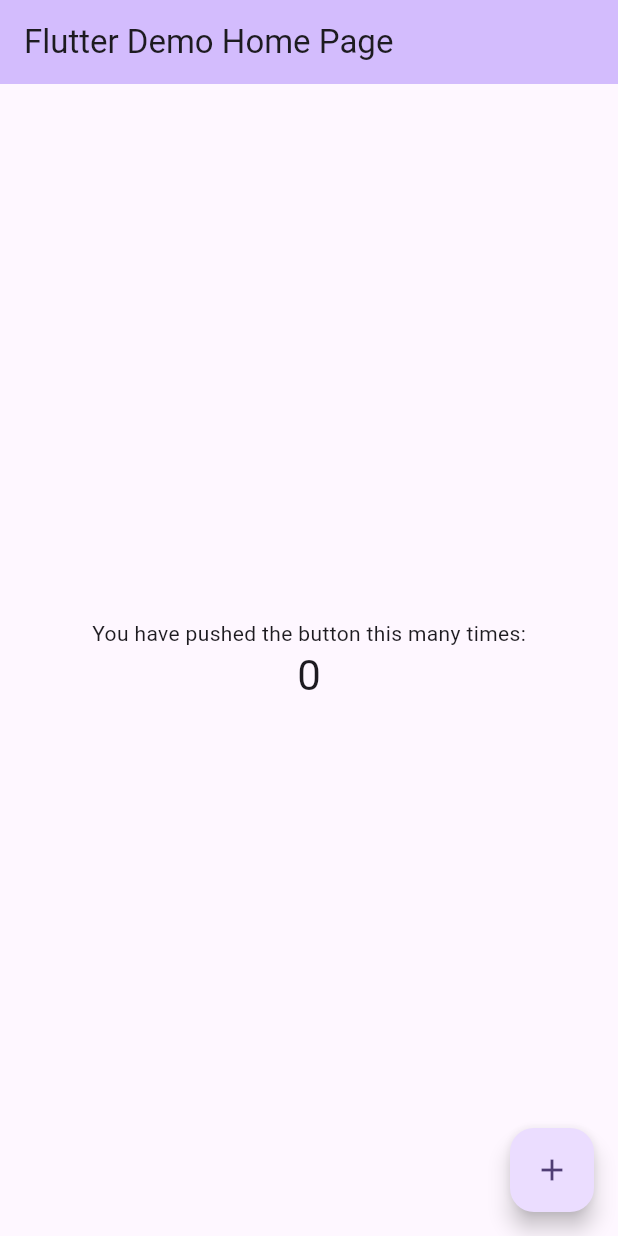
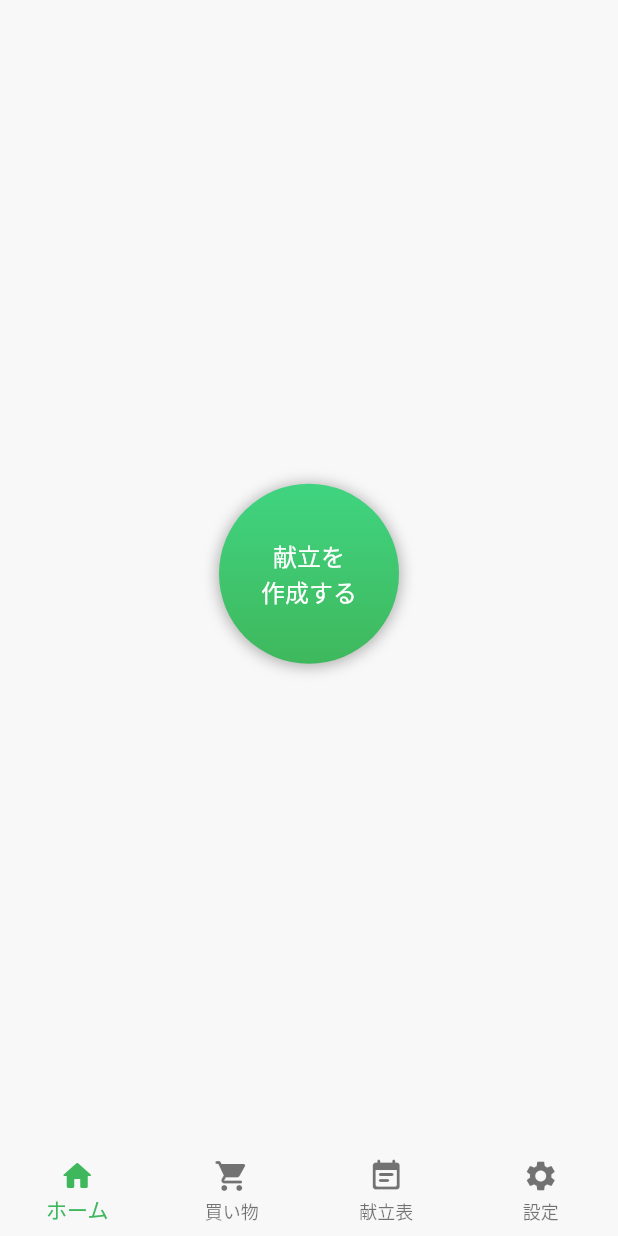
Before and after one commit to TakamiNakajima/meal_ai, a Flutter app: the screen it shows after launch, on a phone screen of 412 x 824 dp. Run offline on Flutter 3.47's test engine with Material 3 defaults, Android fonts, the phone set to English and light mode, and no system bars.

Commit message:
基本実装

```diff
--- a/lib/main.dart
+++ b/lib/main.dart
@@ -1,4 +1,10 @@
 import 'package:flutter/material.dart';
+import 'package:meal_ai/style/color.dart';
+import 'package:meal_ai/util/screen_util.dart';
+import 'package:meal_ai/view/shopping_page.dart';
+import 'package:meal_ai/view/home_page.dart';
+import 'package:meal_ai/view/menu_page.dart';
+import 'package:meal_ai/view/setting_page.dart';
 
 void main() {
   runApp(const MyApp());
@@ -7,119 +13,80 @@ void main() {
 class MyApp extends StatelessWidget {
   const MyApp({super.key});
 
-  // This widget is the root of your application.
   @override
   Widget build(BuildContext context) {
+    ScreenUtil.initialize(context);
+
     return MaterialApp(
-      title: 'Flutter Demo',
+      debugShowCheckedModeBanner: false,
       theme: ThemeData(
-        // This is the theme of your application.
-        //
-        // TRY THIS: Try running your application with "flutter run". You'll see
-        // the application has a blue toolbar. Then, without quitting the app,
-        // try changing the seedColor in the colorScheme below to Colors.green
-        // and then invoke "hot reload" (save your changes or press the "hot
-        // reload" button in a Flutter-supported IDE, or press "r" if you used
-        // the command line to start the app).
-        //
-        // Notice that the counter didn't reset back to zero; the application
-        // state is not lost during the reload. To reset the state, use hot
-        // restart instead.
-        //
-        // This works for code too, not just values: Most code changes can be
-        // tested with just a hot reload.
-        colorScheme: ColorScheme.fromSeed(seedColor: Colors.deepPurple),
-        useMaterial3: true,
+        primaryColor: AppColor.darkGreen,
+        useMaterial3: false,
       ),
-      home: const MyHomePage(title: 'Flutter Demo Home Page'),
+      home: const MyHomePage(),
     );
   }
 }
 
 class MyHomePage extends StatefulWidget {
-  const MyHomePage({super.key, required this.title});
-
-  // This widget is the home page of your application. It is stateful, meaning
-  // that it has a State object (defined below) that contains fields that affect
-  // how it looks.
-
-  // This class is the configuration for the state. It holds the values (in this
-  // case the title) provided by the parent (in this case the App widget) and
-  // used by the build method of the State. Fields in a Widget subclass are
-  // always marked "final".
-
-  final String title;
+  const MyHomePage({super.key});
 
   @override
   State<MyHomePage> createState() => _MyHomePageState();
 }
 
 class _MyHomePageState extends State<MyHomePage> {
-  int _counter = 0;
+  int _currentIndex = 0;
 
-  void _incrementCounter() {
-    setState(() {
-      // This call to setState tells the Flutter framework that something has
-      // changed in this State, which causes it to rerun the build method below
-      // so that the display can reflect the updated values. If we changed
-      // _counter without calling setState(), then the build method would not be
-      // called again, and so nothing would appear to happen.
-      _counter++;
-    });
-  }
+  final List<Widget> _pages = [
+    const ShoppingPage(),
+    const CalendarPage(),
+    const MenuPage(),
+    const SettingPage(),
+  ];
 
   @override
   Widget build(BuildContext context) {
-    // This method is rerun every time setState is called, for instance as done
-    // by the _incrementCounter method above.
-    //
-    // The Flutter framework has been optimized to make rerunning build methods
-    // fast, so that you can just rebuild anything that needs updating rather
-    // than having to individually change instances of widgets.
     return Scaffold(
-      appBar: AppBar(
-        // TRY THIS: Try changing the color here to a specific color (to
-        // Colors.amber, perhaps?) and trigger a hot reload to see the AppBar
-        // change color while the other colors stay the same.
-        backgroundColor: Theme.of(context).colorScheme.inversePrimary,
-        // Here we take the value from the MyHomePage object that was created by
-        // the App.build method, and use it to set our appbar title.
-        title: Text(widget.title),
+      body: IndexedStack(
+        index: _currentIndex,
+        children: _pages,
       ),
-      body: Center(
-        // Center is a layout widget. It takes a single child and positions it
-        // in the middle of the parent.
-        child: Column(
-          // Column is also a layout widget. It takes a list of children and
-          // arranges them vertically. By default, it sizes itself to fit its
-          // children horizontally, and tries to be as tall as its parent.
-          //
-          // Column has various properties to control how it sizes itself and
-          // how it positions its children. Here we use mainAxisAlignment to
-          // center the children vertically; the main axis here is the vertical
-          // axis because Columns are vertical (the cross axis would be
-          // horizontal).
-          //
-          // TRY THIS: Invoke "debug painting" (choose the "Toggle Debug Paint"
-          // action in the IDE, or press "p" in the console), to see the
-          // wireframe for each widget.
-          mainAxisAlignment: MainAxisAlignment.center,
-          children: <Widget>[
-            const Text(
-              'You have pushed the button this many times:',
-            ),
-            Text(
-              '$_counter',
-              style: Theme.of(context).textTheme.headlineMedium,
-            ),
-          ],
-        ),
+      bottomNavigationBar: Stack(
+        alignment: Alignment.center,
+        children: [
+          BottomNavigationBar(
+            elevation: 0,
+            fixedColor: AppColor.darkGreen,
+            backgroundColor: AppColor.bgWhite,
+            type: BottomNavigationBarType.fixed,
+            items: const <BottomNavigationBarItem>[
+              BottomNavigationBarItem(
+                icon: Icon(Icons.home_rounded),
+                label: 'ホーム',
+              ),
+              BottomNavigationBarItem(
+                icon: Icon(Icons.shopping_cart_rounded),
+                label: '買い物',
+              ),
+              BottomNavigationBarItem(
+                icon: Icon(Icons.event_note_rounded),
+                label: '献立表',
+              ),
+              BottomNavigationBarItem(
+                icon: Icon(Icons.settings),
+                label: '設定',
+              ),
+            ],
+            currentIndex: _currentIndex,
+            onTap: (index) {
+              setState(() {
+                _currentIndex = index;
+              });
+            },
+          ),
+        ],
       ),
-      floatingActionButton: FloatingActionButton(
-        onPressed: _incrementCounter,
-        tooltip: 'Increment',
-        child: const Icon(Icons.add),
-      ), // This trailing comma makes auto-formatting nicer for build methods.
     );
   }
 }
--- /dev/null
+++ b/lib/style/color.dart
@@ -0,0 +1,10 @@
+import 'package:flutter/material.dart';
+
+class AppColor {
+  static const white = Color(0xFFFFFFFF);
+  static const black = Color(0xFF000000);
+  static const lightGray = Color(0xFFFAFAFA);
+  static const lightGreen = Color(0xFF40D480);
+  static const darkGreen = Color(0xFF3FB85D);
+  static const bgWhite = Color(0xFFF8F8F8);
+}
--- /dev/null
+++ b/lib/util/screen_util.dart
@@ -0,0 +1,11 @@
+import 'package:flutter/material.dart';
+
+class ScreenUtil {
+  static double width = 0;
+  static double height = 0;
+
+  static void initialize(BuildContext context) {
+    width = MediaQuery.of(context).size.width;
+    height = MediaQuery.of(context).size.height;
+  }
+}
--- /dev/null
+++ b/lib/view/home_page.dart
@@ -0,0 +1,88 @@
+import 'package:flutter/material.dart';
+import 'package:meal_ai/style/color.dart';
+import 'package:meal_ai/util/screen_util.dart';
+
+
+class ShoppingPage extends StatefulWidget {
+  const ShoppingPage({super.key});
+
+  @override
+  State<ShoppingPage> createState() => _ShoppingPageState();
+}
+
+class _ShoppingPageState extends State<ShoppingPage> {
+  @override
+  void initState() {
+    super.initState();
+  }
+
+  @override
+  Widget build(BuildContext context) {
+    return Scaffold(
+      backgroundColor: AppColor.bgWhite,
+      body: Column(
+        mainAxisAlignment: MainAxisAlignment.center,
+        children: [
+          Center(
+            child: GestureDetector(
+              onTap: () {
+                showModalBottomSheet(
+                  context: context,
+                  isScrollControlled: true,
+                  shape: const RoundedRectangleBorder(
+                    borderRadius: BorderRadius.only(
+                      topLeft: Radius.circular(20),
+                      topRight: Radius.circular(20),
+                    ),
+                  ),
+                  builder: (BuildContext context) {
+                    return Container(
+                      height: ScreenUtil.height * 0.9,
+                      color: AppColor.bgWhite,
+                      child: const Center(
+                        child: Text(
+                          "ここにボトムシートの内容を表示",
+                          style: TextStyle(fontSize: 20, color: Colors.white),
+                        ),
+                      ),
+                    );
+                  },
+                );
+              },
+              child: Container(
+                width: 120,
+                height: 120,
+                decoration: BoxDecoration(
+                  shape: BoxShape.circle,
+                  gradient: const LinearGradient(
+                    begin: Alignment.topCenter,
+                    end: Alignment.bottomCenter,
+                    colors: [AppColor.lightGreen, AppColor.darkGreen],
+                  ),
+                  boxShadow: [
+                    BoxShadow(
+                      color: Colors.black.withOpacity(0.3),
+                      spreadRadius: 1,
+                      blurRadius: 8,
+                      offset: const Offset(0, 1),
+                    ),
+                  ],
+                ),
+                child: const Center(
+                  child: Text(
+                    "献立を\n作成する",
+                    textAlign: TextAlign.center,
+                    style: TextStyle(
+                      fontSize: 16,
+                      color: Colors.white,
+                    ),
+                  ),
+                ),
+              ),
+            ),
+          ),
+        ],
+      ),
+    );
+  }
+}
--- a/pubspec.yaml
+++ b/pubspec.yaml
@@ -35,6 +35,7 @@ dependencies:
   # The following adds the Cupertino Icons font to your application.
   # Use with the CupertinoIcons class for iOS style icons.
   cupertino_icons: ^1.0.2
+  dotted_border: ^2.1.0
 
 dev_dependencies:
   flutter_test:
```
Also changed, not shown: lib/view/menu_page.dart (added, +22 -0 lines), lib/view/setting_page.dart (added, +21 -0 lines), lib/view/shopping_page.dart (added, +22 -0 lines), pubspec.lock, 1 other file.
